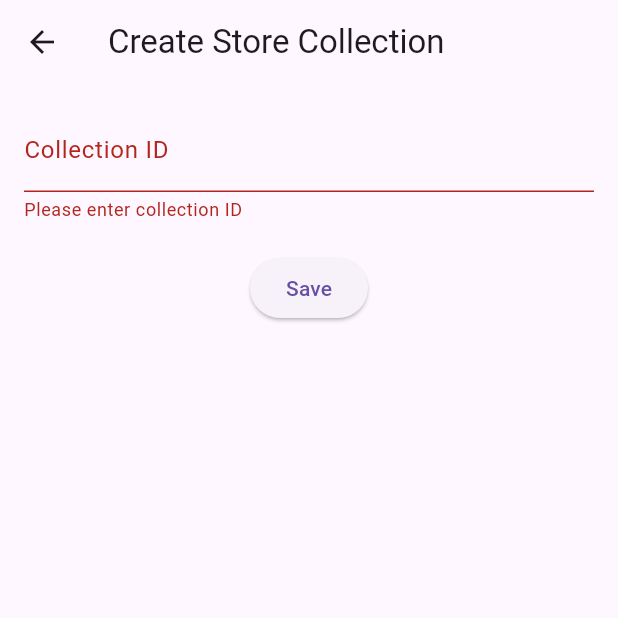
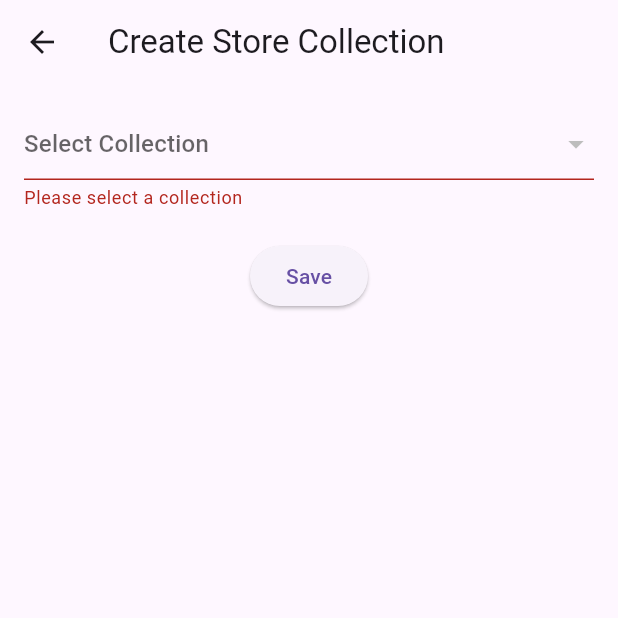
Before and after one commit to DQuyen1/SmartMenu, a Flutter app: the StoreCollectionFormScreen screen opened directly with empty values, after a tap on "Save", on a phone screen of 412 x 824 dp, the top half of it. Run offline on Flutter 3.47's test engine with Material 3 defaults, Android fonts, the phone set to English and light mode, and no system bars; our stand-ins replace dio, fl_chart, flutter_riverpod, flutter_secure_storage, shimmer; accounts and stored records are empty; network calls fail.

Commit message:
fix store collection

```diff
--- /dev/null
+++ b/lib/models/collection.dart
@@ -0,0 +1,43 @@
+class Collection {
+  final int collectionId;
+  final int brandId;
+  final String collectionName;
+  final String collectionDescription;
+  final String? collectionBackgroundImgPath;
+  final List<dynamic>? productGroups;
+  final bool isDeleted;
+
+  Collection({
+    required this.collectionId,
+    required this.brandId,
+    required this.collectionName,
+    required this.collectionDescription,
+    this.collectionBackgroundImgPath,
+    this.productGroups,
+    required this.isDeleted,
+  });
+
+  factory Collection.fromJson(Map<String, dynamic> json) {
+    return Collection(
+      collectionId: json['collectionId'],
+      brandId: json['brandId'],
+      collectionName: json['collectionName'],
+      collectionDescription: json['collectionDescription'],
+      collectionBackgroundImgPath: json['collectionBackgroundImgPath'],
+      productGroups: json['productGroups'],
+      isDeleted: json['isDeleted'],
+    );
+  }
+
+  Map<String, dynamic> toJson() {
+    return {
+      'collectionId': collectionId,
+      'brandId': brandId,
+      'collectionName': collectionName,
+      'collectionDescription': collectionDescription,
+      'collectionBackgroundImgPath': collectionBackgroundImgPath,
+      'productGroups': productGroups,
+      'isDeleted': isDeleted,
+    };
+  }
+}
--- a/lib/presentation/screens/partner/store_collection_form.dart
+++ b/lib/presentation/screens/partner/store_collection_form.dart
@@ -1,9 +1,12 @@
 import 'package:flutter/material.dart';
-import 'package:smart_menu/models/store_collection.dart';
+import 'package:smart_menu/models/store_collection.dart'
+    as store_collection_model;
 import 'package:smart_menu/repository/store_collection_repository.dart';
+import 'package:smart_menu/models/collection.dart' as collection_model;
+import 'package:smart_menu/repository/collection_repository.dart';
 
 class StoreCollectionFormScreen extends StatefulWidget {
-  final StoreCollection? storeCollection;
+  final store_collection_model.StoreCollection? storeCollection;
   final int storeId;
 
   const StoreCollectionFormScreen(
@@ -19,14 +22,23 @@ class _StoreCollectionFormScreenState extends State<StoreCollectionFormScreen> {
   final _formKey = GlobalKey<FormState>();
   final StoreCollectionRepository _storeCollectionRepository =
       StoreCollectionRepository();
-
   late TextEditingController _collectionIdController;
+  List<collection_model.Collection>? _collectionList;
 
   @override
   void initState() {
     super.initState();
     _collectionIdController = TextEditingController(
         text: widget.storeCollection?.collectionId.toString() ?? '');
+    _fetchCollection();
+  }
+
+  Future<void> _fetchCollection() async {
+    try {
+      final collectionRepository = CollectionRepository();
+      _collectionList = await collectionRepository.getAll(widget.storeId);
+      setState(() {});
+    } catch (e) {}
   }
 
   @override
@@ -75,13 +87,23 @@ class _StoreCollectionFormScreenState extends State<StoreCollectionFormScreen> {
           key: _formKey,
           child: Column(
             children: [
-              TextFormField(
-                controller: _collectionIdController,
-                decoration: const InputDecoration(labelText: 'Collection ID'),
-                keyboardType: TextInputType.number,
+              DropdownButtonFormField<int>(
+                value: widget.storeCollection?.collectionId,
+                hint: const Text('Select Collection'),
+                items: _collectionList?.map((collection) {
+                  return DropdownMenuItem<int>(
+                    value: collection.collectionId,
+                    child: Text(collection.collectionName),
+                  );
+                }).toList(),
+                onChanged: (value) {
+                  setState(() {
+                    _collectionIdController.text = value.toString();
+                  });
+                },
                 validator: (value) {
-                  if (value == null || value.isEmpty) {
-                    return 'Please enter collection ID';
+                  if (value == null) {
+                    return 'Please select a collection';
                   }
                   return null;
                 },
--- /dev/null
+++ b/lib/repository/collection_repository.dart
@@ -0,0 +1,22 @@
+import 'dart:convert';
+import 'package:http/http.dart' as http;
+import 'package:smart_menu/models/collection.dart';
+
+class CollectionRepository {
+  final String apiUrl =
+      'https://ec2-3-1-81-96.ap-southeast-1.compute.amazonaws.com/api/Collections';
+
+  Future<List<Collection>> getAll(int brandId,
+      {int pageNumber = 1, int pageSize = 10}) async {
+    final url = Uri.parse(
+        '$apiUrl?brandId=$brandId&pageNumber=$pageNumber&pageSize=$pageSize');
+    final response = await http.get(url);
+
+    if (response.statusCode == 200) {
+      final List<dynamic> data = json.decode(response.body);
+      return data.map((json) => Collection.fromJson(json)).toList();
+    } else {
+      throw Exception('Failed to load collections');
+    }
+  }
+}
```
Also changed, not shown: lib/presentation/screens/manage_menu.dart (+5 -5 lines).
